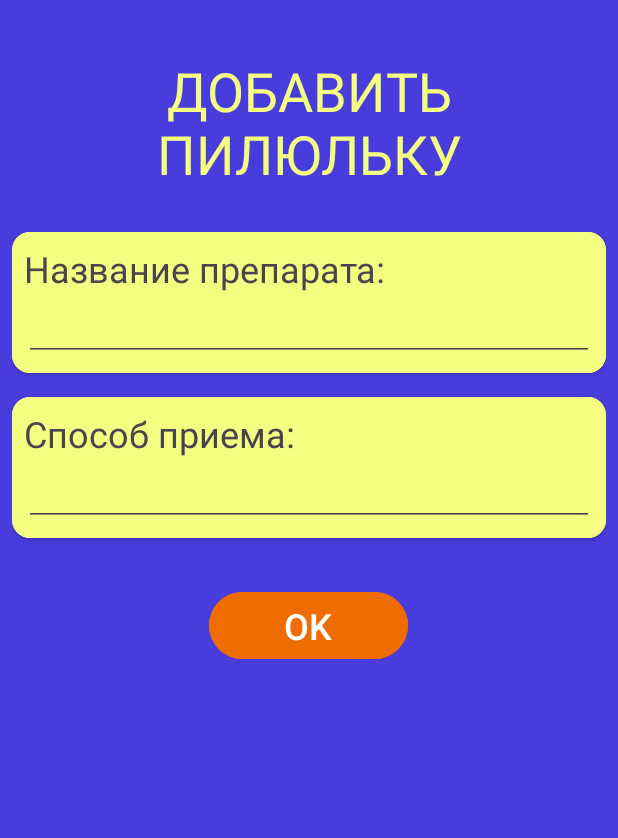
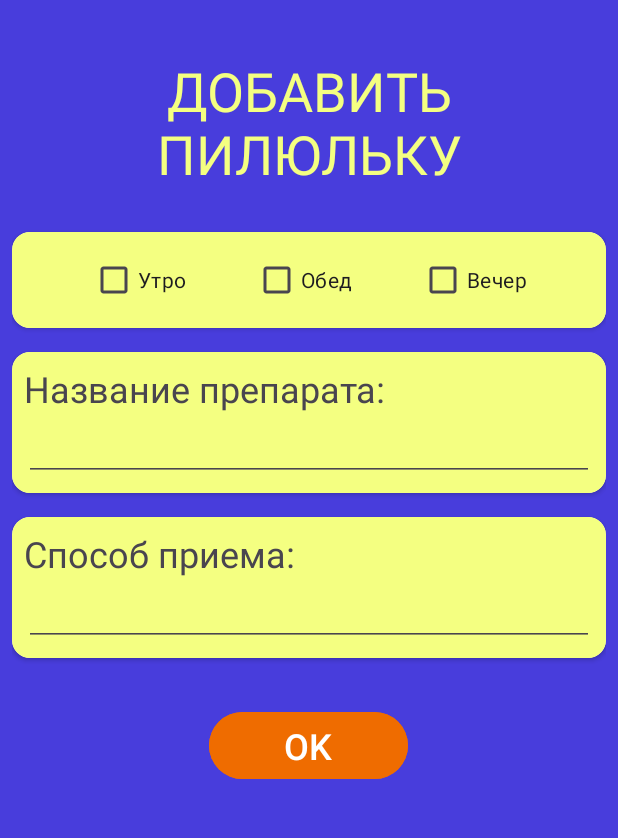
Before and after one commit to KotlyarovSergey/PillsNumberOne, an Android app: the EditFragment screen opened through its navigation route, on a phone screen of 412 x 824 dp, the part 96-934 px from its top. Run offline under Robolectric (Android 15) with nearby library versions, the phone set to English and light mode, and no system bars.

Commit message:
fill EditFragment (wrong)

```diff
--- a/app/build.gradle.kts
+++ b/app/build.gradle.kts
@@ -1,6 +1,7 @@
 plugins {
     alias(libs.plugins.android.application)
     alias(libs.plugins.jetbrains.kotlin.android)
+    id("androidx.navigation.safeargs.kotlin")
 }
 
 android {
--- a/app/src/main/java/com/ksv/pillsnumberone/EditFragment.kt
+++ b/app/src/main/java/com/ksv/pillsnumberone/EditFragment.kt
@@ -6,11 +6,14 @@ import android.view.LayoutInflater
 import android.view.View
 import android.view.ViewGroup
 import androidx.navigation.fragment.findNavController
+import com.ksv.pillsnumberone.data.Timess
 import com.ksv.pillsnumberone.databinding.FragmentEditBinding
+import kotlin.math.E
 
 class EditFragment : Fragment() {
     private var _binding : FragmentEditBinding? = null
     private val binding get() = _binding!!
+    private var newMedicine = true
     override fun onCreateView(
         inflater: LayoutInflater, container: ViewGroup?,
         savedInstanceState: Bundle?
@@ -21,8 +24,26 @@ class EditFragment : Fragment() {
 
     override fun onViewCreated(view: View, savedInstanceState: Bundle?) {
         super.onViewCreated(view, savedInstanceState)
+        val title = EditFragmentArgs.fromBundle(requireArguments()).title
+        binding.medicineName.setText(title)
+
+        val recipe = EditFragmentArgs.fromBundle(requireArguments()).recipe
+        binding.medicineRecipe.setText(recipe)
+
+        newMedicine = EditFragmentArgs.fromBundle(requireArguments()).newMedicine
+        binding.timesCard.visibility = if(newMedicine) View.VISIBLE else View.GONE
+
+        if(!newMedicine) {
+            binding.fragmentTitle.text = requireContext().getString(R.string.edit_title_edit)
+            val timess = EditFragmentArgs.fromBundle(requireArguments()).times
+            when (timess) {
+                Timess.MORNING -> binding.checkMorning.isChecked = true
+                Timess.NOON -> binding.checkNoon.isChecked = true
+                Timess.EVENING -> binding.checkEvening.isChecked = true
+            }
+        }
+
         binding.buttonOk.setOnClickListener{
-//            findNavController().navigate(R.id.action_editFragment_to_mainFragment)
             findNavController().navigate(R.id.action_editFragment_to_mainFragment)
         }
     }
--- a/app/src/main/java/com/ksv/pillsnumberone/MedicineCardAdapter.kt
+++ b/app/src/main/java/com/ksv/pillsnumberone/MedicineCardAdapter.kt
@@ -65,6 +65,12 @@ class MedicineCardAdapter(
         this.medicineList = medicineList.toMutableList()
         onDataChanged
         notifyItemRangeInserted(0, medicineList.size)
+    }
+
+    fun getItemAt(index: Int): MedicineItem? {
+        return if (index in 0 .. medicineList.lastIndex)
+            medicineList.get(index)
+        else null
     }
 
     fun addItem(medicineItem: MedicineItem) {
--- a/app/src/main/java/com/ksv/pillsnumberone/data/TIMES.kt
+++ b/app/src/main/java/com/ksv/pillsnumberone/data/TIMES.kt
@@ -5,3 +5,7 @@ object TIMES {
     const val NOON = "noon"
     const val EVENING = "evening"
 }
+
+enum class Timess {
+    MORNING, NOON, EVENING
+}
--- a/app/src/main/java/com/ksv/pillsnumberone/entity/MedicineItem.kt
+++ b/app/src/main/java/com/ksv/pillsnumberone/entity/MedicineItem.kt
@@ -1,4 +1,7 @@
 package com.ksv.pillsnumberone.entity
+
+import android.os.Parcelable
+
 
 data class MedicineItem(
     val title: String,
--- a/app/src/main/res/layout/fragment_edit.xml
+++ b/app/src/main/res/layout/fragment_edit.xml
@@ -12,6 +12,7 @@
     tools:context=".EditFragment">
 
     <TextView
+        android:id="@+id/fragment_title"
         android:layout_width="match_parent"
         android:layout_height="wrap_content"
         android:layout_marginVertical="28dp"
@@ -23,8 +24,45 @@
         android:textSize="36sp" />
 
     <androidx.cardview.widget.CardView
+        android:id="@+id/times_card"
         android:layout_width="match_parent"
         android:layout_height="wrap_content"
+        app:cardCornerRadius="12dp">
+
+        <LinearLayout
+            android:layout_width="match_parent"
+            android:layout_height="wrap_content"
+            android:background="@color/medicine_active"
+            android:paddingVertical="8dp"
+            android:gravity="center"
+            android:orientation="horizontal">
+
+            <CheckBox
+                android:id="@+id/check_morning"
+                android:layout_width="wrap_content"
+                android:layout_height="wrap_content"
+                android:layout_marginHorizontal="22dp"
+                android:text="@string/morning_title"/>
+            <CheckBox
+                android:id="@+id/check_noon"
+                android:layout_width="wrap_content"
+                android:layout_height="wrap_content"
+                android:layout_marginHorizontal="22dp"
+                android:text="@string/noon_title"/>
+            <CheckBox
+                android:id="@+id/check_evening"
+                android:layout_width="wrap_content"
+                android:layout_height="wrap_content"
+                android:layout_marginHorizontal="22dp"
+                android:text="@string/evening_title"/>
+
+        </LinearLayout>
+    </androidx.cardview.widget.CardView>
+
+    <androidx.cardview.widget.CardView
+        android:layout_width="match_parent"
+        android:layout_height="wrap_content"
+        android:layout_marginTop="16dp"
         app:cardCornerRadius="12dp">
 
         <LinearLayout
--- a/app/src/main/res/navigation/nav_graph.xml
+++ b/app/src/main/res/navigation/nav_graph.xml
@@ -24,5 +24,21 @@
             app:destination="@id/mainFragment"
             app:popUpTo="@id/mainFragment"
             app:popUpToInclusive="true" />
+        <argument
+            android:name="title"
+            app:argType="string"
+            android:defaultValue="" />
+        <argument
+            android:name="recipe"
+            app:argType="string"
+            android:defaultValue="" />
+        <argument
+            android:name="times"
+            app:argType="com.ksv.pillsnumberone.data.Timess"
+            android:defaultValue="MORNING" />
+        <argument
+            android:name="newMedicine"
+            app:argType="boolean"
+            android:defaultValue="true" />
     </fragment>
 </navigation>
--- a/app/src/main/res/values/strings.xml
+++ b/app/src/main/res/values/strings.xml
@@ -24,7 +24,7 @@
     <string name="alert_dialog_clear_no">Нет</string>
 
     <!--    EditFragment -->
-    <string name="edit_title_edit">Редактирование</string>
+    <string name="edit_title_edit">Изменить пилюльку</string>
     <string name="edit_title_new">Добавить пилюльку</string>
     <string name="medicine_name">Название препарата:</string>
     <string name="medicine_recipe">Способ приема:</string>
--- a/gradle/libs.versions.toml
+++ b/gradle/libs.versions.toml
@@ -14,6 +14,7 @@ navigationFragmentKtx = "2.8.3"
 [libraries]
 androidx-core-ktx = { group = "androidx.core", name = "core-ktx", version.ref = "coreKtx" }
 androidx-navigation-fragment-ktx = { module = "androidx.navigation:navigation-fragment-ktx", version.ref = "navigationFragmentKtx" }
+androidx-navigation-safe-args-gradle-plugin = { module = "androidx.navigation:navigation-safe-args-gradle-plugin", version.ref = "navigationFragmentKtx" }
 junit = { group = "junit", name = "junit", version.ref = "junit" }
 androidx-junit = { group = "androidx.test.ext", name = "junit", version.ref = "junitVersion" }
 androidx-espresso-core = { group = "androidx.test.espresso", name = "espresso-core", version.ref = "espressoCore" }
```
Also changed, not shown: app/src/main/java/com/ksv/pillsnumberone/MainFragment.kt (+20 -3 lines), build.gradle.kts (+8 -0 lines).
